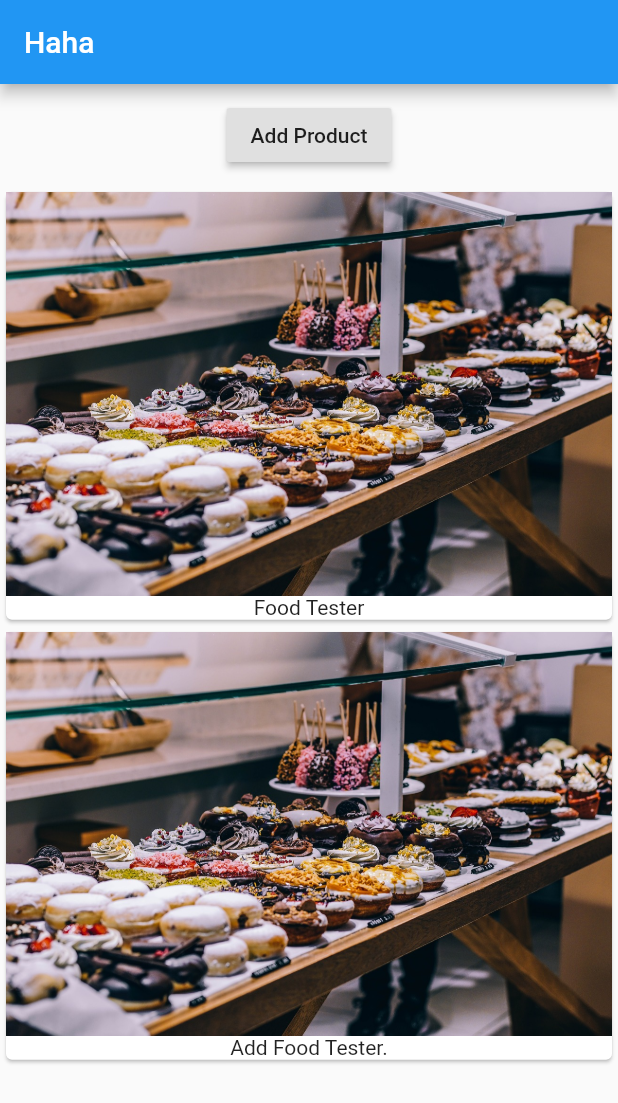
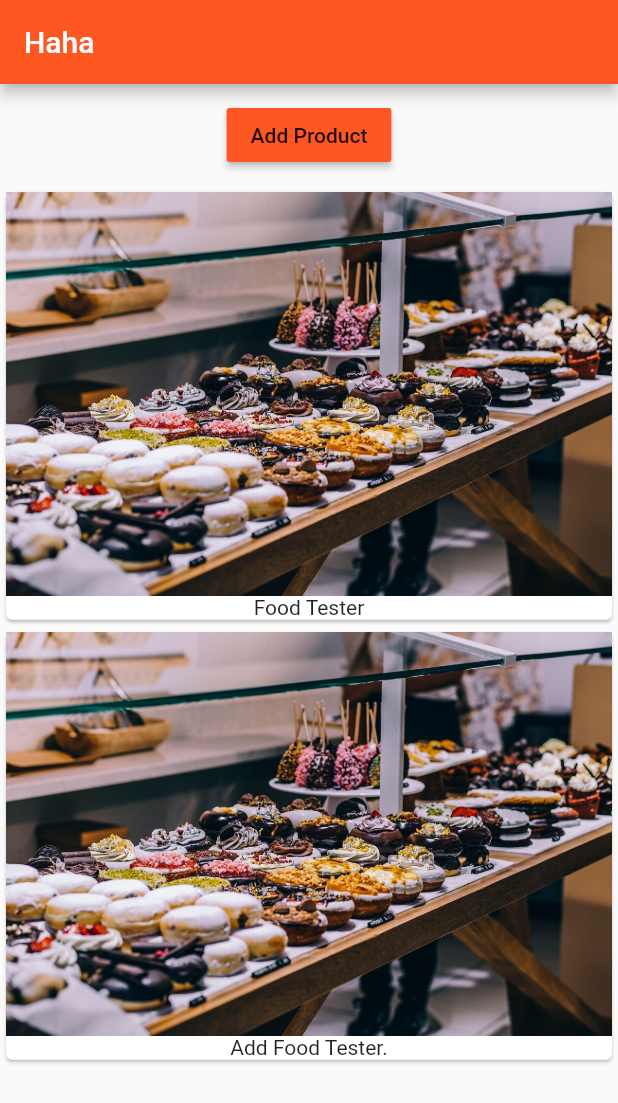
Before and after one commit to 123jkl6/test_flutter, a Flutter app: the screen it shows after launch, after a tap on "Add Product", on a phone screen of 412 x 824 dp. Shown: the top 1103 px of the screen. Run offline on Flutter 3.47's test engine with Material 2 defaults, Android fonts, the phone set to English and light mode, and no system bars.

```diff
--- a/lib/main.dart
+++ b/lib/main.dart
@@ -8,11 +8,16 @@ class MyApp extends StatelessWidget {
   @override
   Widget build(BuildContext context) {
     return MaterialApp(
+      theme: ThemeData(
+        brightness: Brightness.light,
+        primarySwatch: Colors.deepOrange,
+        accentColor: Colors.deepPurple
+      ),
       home: Scaffold(
         appBar: AppBar(
           title: Text('Haha'),
         ),
-        body: ProductManager('Food Tester'),
+        body: ProductManager(startingProduct:'Food Tester'),
       ),
     );
   }
--- /dev/null
+++ b/lib/product_control.dart
@@ -0,0 +1,21 @@
+import 'package:flutter/material.dart';
+
+class ProductControl extends StatelessWidget {
+  final Function addProduct;
+
+  ProductControl(this.addProduct);
+
+  @override
+  Widget build(BuildContext context) {
+    // TODO: implement build
+    return RaisedButton(
+            color: Theme.of(context).primaryColor,
+            child: Text('Add Product'),
+            onPressed: () {
+              print('haha');
+              addProduct('Sweets');
+            },
+          );
+  }
+
+}
--- a/lib/product_manager.dart
+++ b/lib/product_manager.dart
@@ -1,46 +1,54 @@
 import 'package:flutter/material.dart';
 
 import './products.dart';
+import './product_control.dart';
 
 class ProductManager extends StatefulWidget {
-
   final String startingProduct;
 
-  ProductManager(this.startingProduct);
+  ProductManager({this.startingProduct = 'Sweets Tester'}) {
+    print('ProductManager constructor. ');
+  }
 
   @override
   State<StatefulWidget> createState() {
+    print('createdState in ProductManager');
     return _ProductManagerState();
   }
 }
 
 class _ProductManagerState extends State<ProductManager> {
-  List<String> _products = [];
+  final List<String> _products = [];
 
   @override
   void initState() {
+    //needs to be called.
+    print('initState ProductManager');
+    super.initState();
     _products.add(widget.startingProduct);
-    //needs to be called at the end
-    super.initState();
+  }
+
+  @override
+  void didUpdateWidget(ProductManager oldWidget) {
+    print('didUpdateWidget ProuctManager');
+    super.didUpdateWidget(oldWidget);
+  }
+
+  void _addProduct(String product) {
+    setState(() {
+      _products.add('Add Food Tester.');
+    });
   }
 
   @override
   Widget build(BuildContext context) {
+    print('build ProductManager');
     return Column(
       children: [
-        Container(
-          margin: EdgeInsets.all(10.0),
-          child: RaisedButton(
-            child: Text('Add Product'),
-            onPressed: () {
-              print('haha');
-              setState(() {
-                _products.add('Add Food Tester.');
-              });
-            },
-          ),
-        ),
-        Products(_products),
+        Container(margin: EdgeInsets.all(10.0),
+                  child: ProductControl(_addProduct),
+                  ),
+        Expanded(child:Products(_products)),
       ],
     );
   }
--- a/lib/products.dart
+++ b/lib/products.dart
@@ -3,22 +3,26 @@ import 'package:flutter/material.dart';
 class Products extends StatelessWidget{
   final List<String> products;
 
-  Products(this.products);
+  Products(this.products){
+    print('constructed product widget.'+products.toString());
+  }
+
+  Widget _buildProductItem(BuildContext context, int index){
+    return Card(
+                child: Column(
+                  children: <Widget>[
+                    Image.asset('assets/food.jpg'),
+                    Text(products[index])
+                  ],
+                  )
+                );
+  }
 
   @override
   Widget build(BuildContext context) {
-    return Column(
-              children: products
-                  .map(
-                    (element) => Card(
-                            child: Column(
-                          children: <Widget>[
-                            Image.asset('assets/food.jpg'),
-                            Text(element)
-                          ],
-                        )),
-                  )
-                  .toList(),
+    return ListView.builder(
+            itemBuilder: _buildProductItem,
+            itemCount: products.length,
             );
   }
 
```
